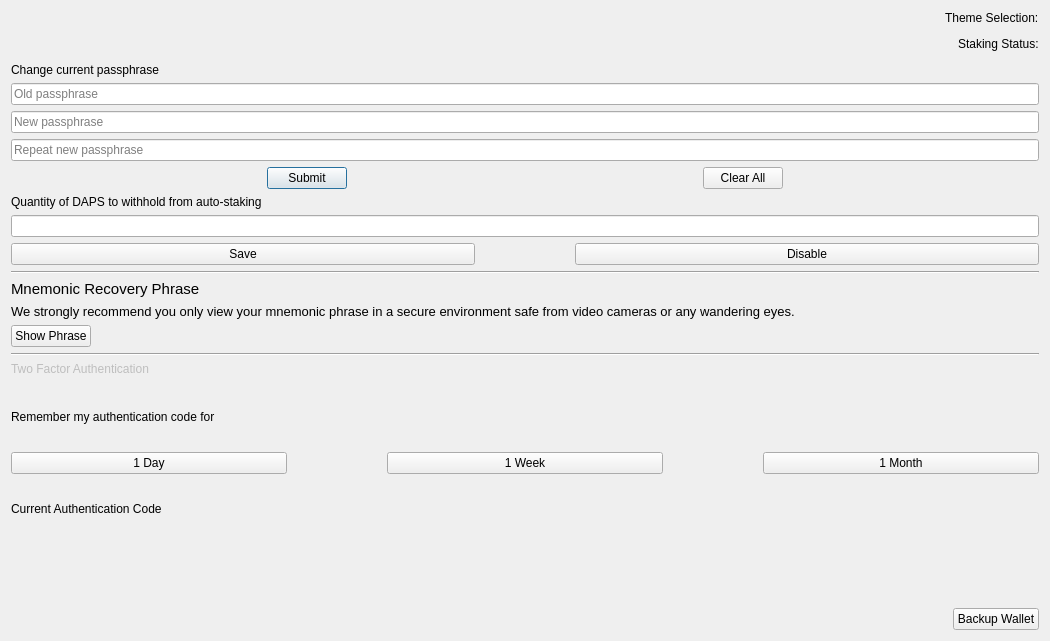
First picture: the form in src/qt/forms/optionspage.ui, repository pedrorv0106/DAPS, before the edit.
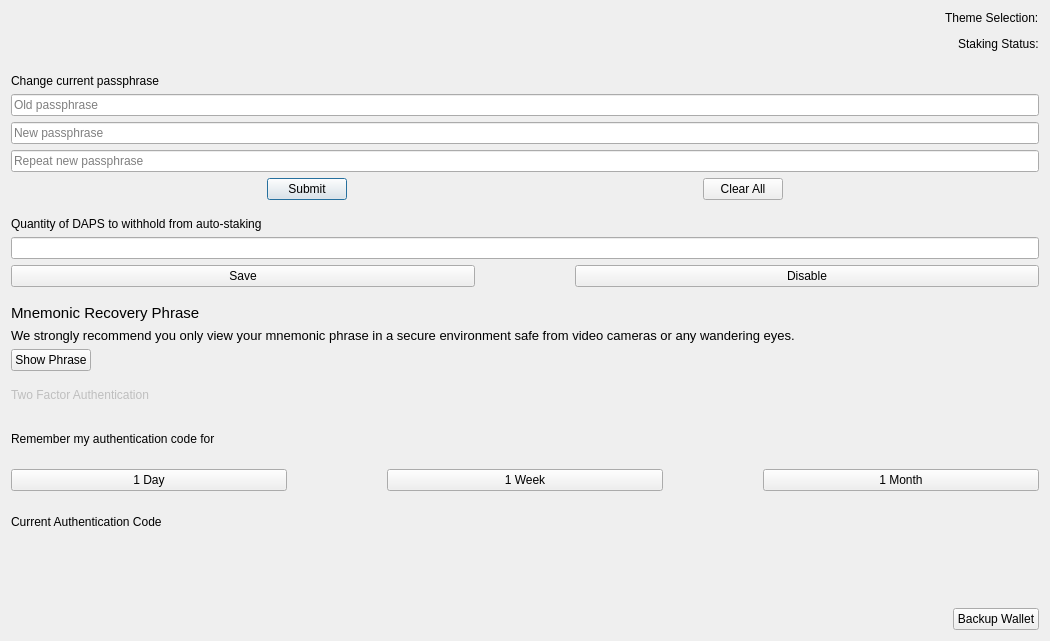
Second picture: the form after the edit. Custom widgets are drawn as their Qt base class.

Commit message: DAPS-835 add split line on settings page

Patch:
```diff
--- a/src/qt/forms/optionspage.ui
+++ b/src/qt/forms/optionspage.ui
@@ -22,7 +22,7 @@
   <property name="sizeGripEnabled">
    <bool>false</bool>
   </property>
-  <layout class="QVBoxLayout" name="verticalLayout" stretch="0,0,0,0,0,0,0,0,0,0,0,0,0,0,0,0,0,0,0,0,0,0,0,0">
+  <layout class="QVBoxLayout" name="verticalLayout" stretch="0,0,0,0,0,0,0,0,0,0,0,0,0,0,0,0,0,0,0,0,0,0,0,0,0,0">
    <item alignment="Qt::AlignRight">
     <widget class="QLabel" name="labelTheme">
      <property name="sizePolicy">
@@ -105,6 +105,25 @@
      </property>
     </widget>
    </item>
+   <item>
+    <widget class="QLabel" name="line_1">
+     <property name="minimumSize">
+      <size>
+       <width>0</width>
+       <height>0</height>
+      </size>
+     </property>
+     <property name="maximumSize">
+      <size>
+       <width>16777215</width>
+       <height>5</height>
+      </size>
+     </property>
+     <property name="text">
+      <string/>
+     </property>
+    </widget>
+   </item>
    <item>
     <widget class="QLabel" name="labelPassword">
      <property name="sizePolicy">
@@ -184,6 +203,28 @@
      </item>
     </layout>
    </item>
+   <item>
+    <widget class="QLabel" name="line_2">
+     <property name="minimumSize">
+      <size>
+       <width>0</width>
+       <height>0</height>
+      </size>
+     </property>
+     <property name="maximumSize">
+      <size>
+       <width>16777215</width>
+       <height>5</height>
+      </size>
+     </property>
+     <property name="frameShape">
+      <enum>QFrame::NoFrame</enum>
+     </property>
+     <property name="text">
+      <string/>
+     </property>
+    </widget>
+   </item>
    <item>
     <widget class="QLabel" name="label_2">
      <property name="sizePolicy">
@@ -228,9 +269,32 @@
     </layout>
    </item>
    <item>
-    <widget class="Line" name="line">
-     <property name="orientation">
-      <enum>Qt::Horizontal</enum>
+    <widget class="QLabel" name="line_3">
+     <property name="enabled">
+      <bool>true</bool>
+     </property>
+     <property name="minimumSize">
+      <size>
+       <width>0</width>
+       <height>0</height>
+      </size>
+     </property>
+     <property name="maximumSize">
+      <size>
+       <width>16777215</width>
+       <height>5</height>
+      </size>
+     </property>
+     <property name="font">
+      <font>
+       <pointsize>11</pointsize>
+      </font>
+     </property>
+     <property name="frameShape">
+      <enum>QFrame::NoFrame</enum>
+     </property>
+     <property name="text">
+      <string/>
      </property>
     </widget>
    </item>
@@ -299,9 +363,21 @@
     </widget>
    </item>
    <item>
-    <widget class="Line" name="line_2">
-     <property name="orientation">
-      <enum>Qt::Horizontal</enum>
+    <widget class="QLabel" name="line_4">
+     <property name="enabled">
+      <bool>true</bool>
+     </property>
+     <property name="maximumSize">
+      <size>
+       <width>16777215</width>
+       <height>5</height>
+      </size>
+     </property>
+     <property name="frameShape">
+      <enum>QFrame::NoFrame</enum>
+     </property>
+     <property name="text">
+      <string/>
      </property>
     </widget>
    </item>
```
Left out of the diff: 18 changed lines with no effect on the pictures. The commit also changes 2 other files.
